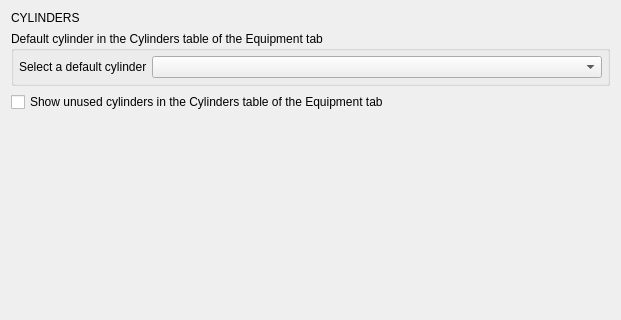
subsurface/subsurface, file desktop-widgets/preferences/preferences_equipment.ui: the form before one commit; both pictures show x 0 to 621 and y 0 to 320 of the 621 by 523 pixel window.
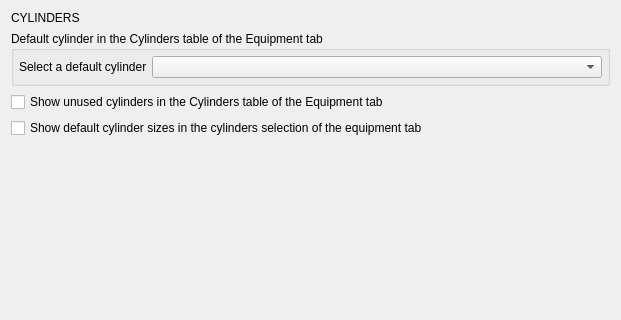
The form after the commit.

Commit message:
prefs: add option to display only actually used tanks
A user complained about the default cylinders list. Provide
a preferences option to turn this off.

When changing the preferences, the tank-info model will be
completely rebuilt. Currently, this is a bit crude as this
will be done for any preferences change.

```diff
--- a/desktop-widgets/preferences/preferences_equipment.ui
+++ b/desktop-widgets/preferences/preferences_equipment.ui
@@ -69,7 +69,13 @@
      </property>
     </widget>
    </item>
-
+   <item>
+    <widget class="QCheckBox" name="display_default_tank_infos">
+     <property name="text">
+      <string>Show default cylinder sizes in the cylinders selection of the equipment tab</string>
+     </property>
+    </widget>
+   </item>
    <item>
     <spacer name="verticalSpacer">
      <property name="orientation">
```
Left out of the diff: 1 changed line with no effect on the pictures. The commit also changes 7 other files.
